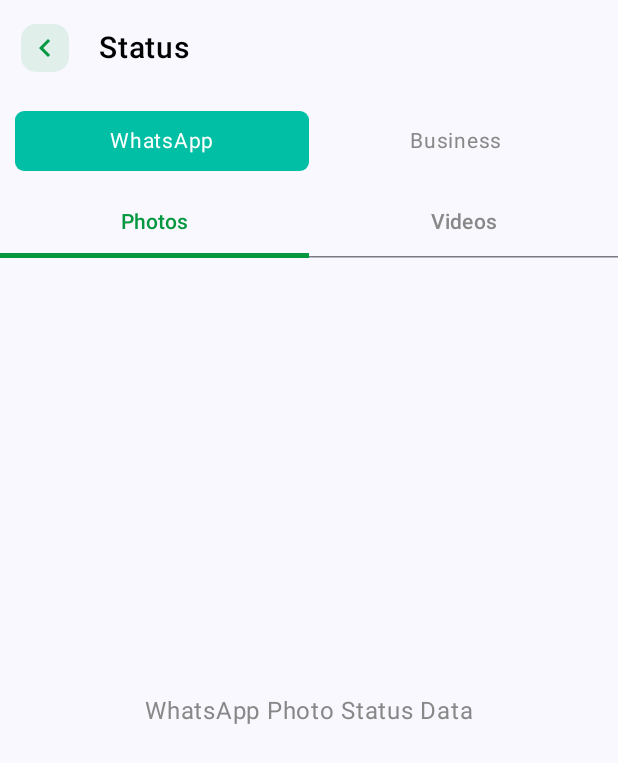
After one commit to UmairKhanDeveloper/WhatsApp_Status_Saver_App, an Android app built with Jetpack Compose: the StatusScreen screen opened through its navigation route, on a phone screen of 412 x 824 dp. The commit adds this screen. Shown: the top 763 px of the screen. Run offline under Robolectric (Android 15) with nearby library versions, the phone set to English and light mode, and no system bars.

Commit message:
Status_Screen

```diff
--- a/app/src/main/java/com/example/whatsapp_status_saver_app/screens/Navigation.kt
+++ b/app/src/main/java/com/example/whatsapp_status_saver_app/screens/Navigation.kt
@@ -10,8 +10,8 @@ import androidx.navigation.compose.composable
 
 @Composable
 fun Navigation(navController: NavHostController) {
-    NavHost(navController = navController, startDestination = Screens.HomeScreen.route) {
-        composable(Screens.HomeScreen.route) {
+    NavHost(navController = navController, startDestination = Screens.SplashScreen.route) {
+        composable(Screens.SplashScreen.route) {
             SplashScreen(navController)
         }
 
@@ -23,6 +23,10 @@ fun Navigation(navController: NavHostController) {
 
         composable(Screens.LanguageSelectionScreen.route) {
             LanguageSelectionScreen(navController)
+        }
+
+        composable(Screens.StatusScreen.route) {
+            StatusScreen(navController)
         }
 
 
@@ -54,4 +58,10 @@ sealed class Screens(
         Icon = Icons.Filled.Add,
     )
 
+    object StatusScreen : Screens(
+        "StatusScreen",
+        "StatusScreen",
+        Icon = Icons.Filled.Add,
+    )
+
 }
--- a/app/src/main/java/com/example/whatsapp_status_saver_app/screens/SplashScreen.kt
+++ b/app/src/main/java/com/example/whatsapp_status_saver_app/screens/SplashScreen.kt
@@ -26,6 +26,7 @@ import androidx.compose.ui.draw.clip
 import androidx.compose.ui.draw.scale
 import androidx.compose.ui.graphics.Brush
 import androidx.compose.ui.graphics.Color
+import androidx.compose.ui.platform.LocalContext
 import androidx.compose.ui.res.painterResource
 import androidx.compose.ui.text.font.FontWeight
 import androidx.compose.ui.unit.dp
@@ -36,19 +37,28 @@ import kotlinx.coroutines.delay
 
 @Composable
 fun SplashScreen(navController: NavHostController) {
+    val context = LocalContext.current
+    val prefsManager = remember { SharedPrefsManager(context) }
     val scale = remember { androidx.compose.animation.core.Animatable(0f) }
 
-    LaunchedEffect(true) {
+    val isLanguageSelected = prefsManager.getBoolean("isLanguageSelected", false)
+
+    LaunchedEffect(Unit) {
         scale.animateTo(
             targetValue = 1f,
             animationSpec = tween(
                 durationMillis = 1000,
-                easing = {
-                    OvershootInterpolator(4f).getInterpolation(it)
-                }
+                easing = { OvershootInterpolator(4f).getInterpolation(it) }
             )
         )
         delay(2000)
+
+        if (isLanguageSelected) {
+            val savedCountryCode = prefsManager.getString("selectedCountryCode", "GB") ?: "GB"
+            navController.navigate(Screens.HomeScreen.route + "/$savedCountryCode") {
+                popUpTo(0)
+            }
+        }
     }
 
     Box(
@@ -64,9 +74,7 @@ fun SplashScreen(navController: NavHostController) {
             ),
         contentAlignment = Alignment.Center
     ) {
-        Column(
-            horizontalAlignment = Alignment.CenterHorizontally
-        ) {
+        Column(horizontalAlignment = Alignment.CenterHorizontally) {
             Image(
                 painter = painterResource(id = R.drawable.splash),
                 contentDescription = null,
@@ -74,7 +82,6 @@ fun SplashScreen(navController: NavHostController) {
                     .scale(scale.value)
                     .size(200.dp)
             )
-
             Spacer(modifier = Modifier.height(16.dp))
             Text(
                 text = "Status up",
@@ -82,9 +89,7 @@ fun SplashScreen(navController: NavHostController) {
                 fontWeight = FontWeight.Bold,
                 color = Color.White
             )
-            Row(
-                verticalAlignment = Alignment.CenterVertically
-            ) {
+            Row(verticalAlignment = Alignment.CenterVertically) {
                 Box(
                     modifier = Modifier
                         .height(2.dp)
@@ -111,10 +116,12 @@ fun SplashScreen(navController: NavHostController) {
 
             Spacer(modifier = Modifier.height(200.dp))
 
+            if (!isLanguageSelected) {
                 Button(
                     onClick = {
-                    navController.popBackStack()
-                    navController.navigate(Screens.LanguageSelectionScreen.route)
+                        navController.navigate(Screens.LanguageSelectionScreen.route) {
+                            popUpTo(0)
+                        }
                     },
                     colors = ButtonDefaults.buttonColors(
                         containerColor = Color(0xFF00C3A6)
@@ -134,3 +141,4 @@ fun SplashScreen(navController: NavHostController) {
             }
         }
     }
+}
--- /dev/null
+++ b/app/src/main/java/com/example/whatsapp_status_saver_app/screens/StatusScreen.kt
@@ -0,0 +1,210 @@
+package com.example.whatsapp_status_saver_app.screens
+
+import android.annotation.SuppressLint
+import androidx.compose.foundation.background
+import androidx.compose.foundation.clickable
+import androidx.compose.foundation.layout.Box
+import androidx.compose.foundation.layout.Column
+import androidx.compose.foundation.layout.Row
+import androidx.compose.foundation.layout.Spacer
+import androidx.compose.foundation.layout.fillMaxSize
+import androidx.compose.foundation.layout.height
+import androidx.compose.foundation.layout.padding
+import androidx.compose.foundation.layout.size
+import androidx.compose.foundation.layout.width
+import androidx.compose.foundation.shape.RoundedCornerShape
+import androidx.compose.material.icons.Icons
+import androidx.compose.material.icons.filled.KeyboardArrowLeft
+import androidx.compose.material3.ExperimentalMaterial3Api
+import androidx.compose.material3.Icon
+import androidx.compose.material3.Scaffold
+import androidx.compose.material3.Tab
+import androidx.compose.material3.TabRow
+import androidx.compose.material3.TabRowDefaults
+import androidx.compose.material3.TabRowDefaults.tabIndicatorOffset
+import androidx.compose.material3.Text
+import androidx.compose.material3.TopAppBar
+import androidx.compose.runtime.Composable
+import androidx.compose.runtime.getValue
+import androidx.compose.runtime.mutableStateOf
+import androidx.compose.runtime.remember
+import androidx.compose.runtime.setValue
+import androidx.compose.ui.Alignment
+import androidx.compose.ui.Modifier
+import androidx.compose.ui.draw.clip
+import androidx.compose.ui.graphics.Color
+import androidx.compose.ui.text.font.FontWeight
+import androidx.compose.ui.unit.dp
+import androidx.compose.ui.unit.sp
+import androidx.navigation.NavController
+
+@SuppressLint("UnusedMaterial3ScaffoldPaddingParameter")
+@OptIn(ExperimentalMaterial3Api::class)
+@Composable
+fun StatusScreen(navController: NavController) {
+    var selectedTabIndex by remember { mutableStateOf(0) }
+    val tabTitles = listOf("Photos", "Videos")
+    var selectedApp by remember { mutableStateOf("WhatsApp") }
+
+    Scaffold(
+        topBar = {
+            TopAppBar(
+                title = {},
+                navigationIcon = {
+                    Row(
+                        modifier = Modifier.padding(start = 10.dp),
+                        verticalAlignment = Alignment.CenterVertically
+                    ) {
+                        Box(
+                            modifier = Modifier.clickable { navController.popBackStack() }
+                                .clip(RoundedCornerShape(10.dp))
+                                .size(32.dp)
+                                .background(Color(0XFF039840).copy(alpha = 0.100f)),
+                            contentAlignment = Alignment.Center
+                        ) {
+                            Icon(
+                                imageVector = Icons.Default.KeyboardArrowLeft,
+                                contentDescription = "Back",
+                                tint = Color(0XFF039840)
+                            )
+                        }
+                        Spacer(modifier = Modifier.width(20.dp))
+                        Text(
+                            text = "Status",
+                            color = Color.Black,
+                            fontSize = 20.sp,
+                            fontWeight = FontWeight.Medium
+                        )
+                    }
+                }
+            )
+        }
+    ) {
+        Column(
+            modifier = Modifier.padding(
+                top = it.calculateTopPadding(),
+                bottom = it.calculateTopPadding()
+            )
+        ) {
+            WhatsAppToggle(selectedOption = selectedApp) { selectedApp = it }
+            TabRow(
+                selectedTabIndex = selectedTabIndex,
+                contentColor = Color(0XFF039840),
+                indicator = { tabPositions ->
+                    TabRowDefaults.Indicator(
+                        Modifier
+                            .tabIndicatorOffset(tabPositions[selectedTabIndex])
+                            .height(3.dp),
+                        color = Color(0XFF039840)
+                    )
+                }
+            ) {
+                tabTitles.forEachIndexed { index, title ->
+                    Tab(
+                        selected = selectedTabIndex == index,
+                        onClick = { selectedTabIndex = index },
+                        text = {
+                            Text(
+                                text = title,
+                                color = if (selectedTabIndex == index) Color(0XFF039840) else Color.Gray,
+                                fontWeight = FontWeight.SemiBold
+                            )
+                        }
+                    )
+                }
+            }
+
+            Spacer(modifier = Modifier.height(16.dp))
+
+            when (selectedApp) {
+                "WhatsApp" -> {
+                    if (selectedTabIndex == 0) {
+                        WhatsAppPhotoContent()
+                    } else {
+                        WhatsAppVideoContent()
+                    }
+                }
+                "Business" -> {
+                    if (selectedTabIndex == 0) {
+                        BusinessPhotoContent()
+                    } else {
+                        BusinessVideoContent()
+                    }
+                }
+            }
+        }
+    }
+}
+
+@Composable
+fun WhatsAppPhotoContent() {
+    Box(
+        modifier = Modifier.fillMaxSize(),
+        contentAlignment = Alignment.Center
+    ) {
+        Text("WhatsApp Photo Status Data", color = Color.Gray)
+    }
+}
+
+@Composable
+fun WhatsAppVideoContent() {
+    Box(
+        modifier = Modifier.fillMaxSize(),
+        contentAlignment = Alignment.Center
+    ) {
+        Text("WhatsApp Video Status Data", color = Color.Gray)
+    }
+}
+
+@Composable
+fun BusinessPhotoContent() {
+    Box(
+        modifier = Modifier.fillMaxSize(),
+        contentAlignment = Alignment.Center
+    ) {
+        Text("Business Photo Status Data", color = Color.Gray)
+    }
+}
+
+@Composable
+fun BusinessVideoContent() {
+    Box(
+        modifier = Modifier.fillMaxSize(),
+        contentAlignment = Alignment.Center
+    ) {
+        Text("Business Video Status Data", color = Color.Gray)
+    }
+}
+
+@Composable
+fun WhatsAppToggle(
+    selectedOption: String,
+    onOptionSelected: (String) -> Unit
+) {
+    val options = listOf("WhatsApp", "Business")
+
+    Row(
+        modifier = Modifier.padding(10.dp)
+    ) {
+        options.forEach { option ->
+            val isSelected = option == selectedOption
+            Box(
+                modifier = Modifier
+                    .weight(1f)
+                    .clip(RoundedCornerShape(6.dp))
+                    .background(
+                        if (isSelected) Color(0xFF00BFA5) else Color.Transparent
+                    )
+                    .clickable { onOptionSelected(option) }
+                    .padding(vertical = 8.dp),
+                contentAlignment = Alignment.Center
+            ) {
+                Text(
+                    text = option,
+                    color = if (isSelected) Color.White else Color.Gray,
+                    fontSize = 14.sp
+                )
+            }
+        }
+    }
+}
```
Also changed, not shown: app/src/main/java/com/example/whatsapp_status_saver_app/screens/HomeScreen.kt (+10 -2 lines), app/src/main/java/com/example/whatsapp_status_saver_app/screens/LanguageSelectionScreen.kt (+33 -3 lines). Lines whose indentation alone changed are shown as unchanged.
